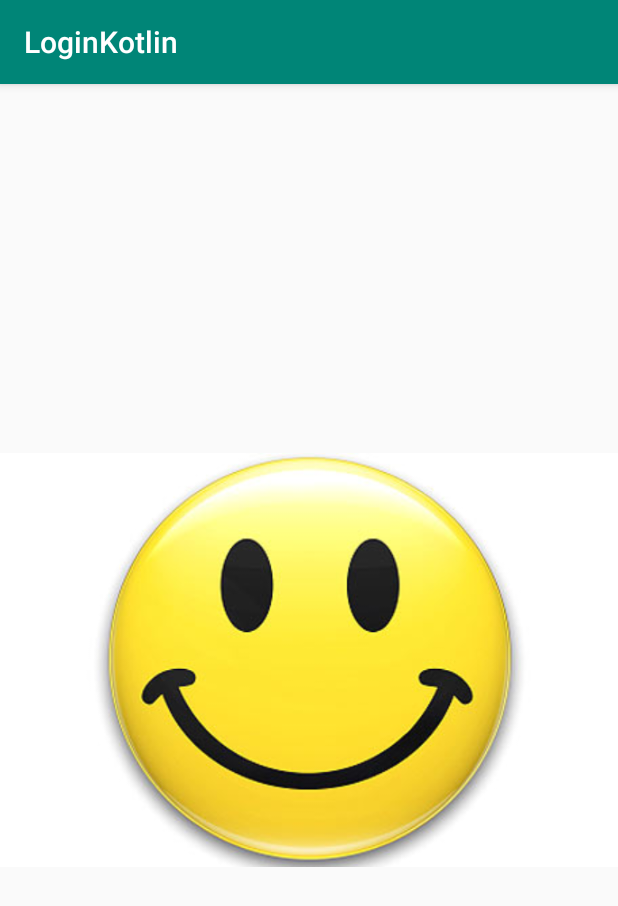
After one commit to Paquito272/LoginKotlin2, an Android app: the Cuarta screen opened directly, with no data from a screen before it, on a phone screen of 412 x 824 dp. The commit adds this screen. Shown: the top 906 px of the screen. Run offline under Robolectric (Android 15) with nearby library versions, the light colour scheme and no system bars.

Commit message:
verion 2

```diff
--- a/app/build.gradle
+++ b/app/build.gradle
@@ -30,4 +30,6 @@ dependencies {
     testImplementation 'junit:junit:4.12'
     androidTestImplementation 'com.android.support.test:runner:1.0.2'
     androidTestImplementation 'com.android.support.test.espresso:espresso-core:3.0.2'
+
+
 }
--- /dev/null
+++ b/app/src/main/java/lopez/francisco/loginkotlin/Cuarta.kt
@@ -0,0 +1,12 @@
+package lopez.francisco.loginkotlin
+
+import android.support.v7.app.AppCompatActivity
+import android.os.Bundle
+
+class Cuarta : AppCompatActivity() {
+
+    override fun onCreate(savedInstanceState: Bundle?) {
+        super.onCreate(savedInstanceState)
+        setContentView(R.layout.activity_cuarta)
+    }
+}
--- /dev/null
+++ b/app/src/main/res/layout/activity_cuarta.xml
@@ -0,0 +1,17 @@
+<?xml version="1.0" encoding="utf-8"?>
+<android.support.constraint.ConstraintLayout
+        xmlns:android="http://schemas.android.com/apk/res/android"
+        xmlns:tools="http://schemas.android.com/tools"
+        xmlns:app="http://schemas.android.com/apk/res-auto"
+        android:layout_width="match_parent"
+        android:layout_height="match_parent"
+        tools:context=".Cuarta">
+
+    <ImageView
+            android:layout_width="wrap_content"
+            android:layout_height="305dp" app:srcCompat="@drawable/happy"
+            android:id="@+id/imageView2" app:layout_constraintEnd_toEndOf="parent"
+            app:layout_constraintStart_toStartOf="parent" app:layout_constraintTop_toTopOf="parent"
+            android:layout_marginTop="213dp" app:layout_constraintBottom_toBottomOf="parent"
+            android:layout_marginBottom="213dp"/>
+</android.support.constraint.ConstraintLayout>
--- a/app/src/main/res/layout/activity_main.xml
+++ b/app/src/main/res/layout/activity_main.xml
@@ -52,5 +52,5 @@
             android:id="@+id/imageView" android:layout_marginTop="68dp"
             app:layout_constraintTop_toBottomOf="@+id/textView" app:layout_constraintEnd_toEndOf="parent"
             android:layout_marginEnd="8dp" app:layout_constraintStart_toStartOf="parent"
-            android:layout_marginStart="8dp"/>
+            android:layout_marginStart="8dp" android:alpha="0.5"/>
 </android.support.constraint.ConstraintLayout>
```
Also changed, not shown: app/src/main/AndroidManifest.xml (+7 -2 lines), app/src/main/java/lopez/francisco/loginkotlin/Activity2.kt (+41 -4 lines), app/src/main/java/lopez/francisco/loginkotlin/MainActivity.kt (+7 -6 lines), app/src/main/java/lopez/francisco/loginkotlin/tercera.kt (added, +33 -0 lines), app/src/main/res/layout/activity_2.xml (+19 -2 lines), app/src/main/res/layout/activity_tercera.xml (added, +17 -0 lines), app/src/main/res/drawable/happy.jpg (added), app/src/main/res/drawable/sad.jpg (added).
